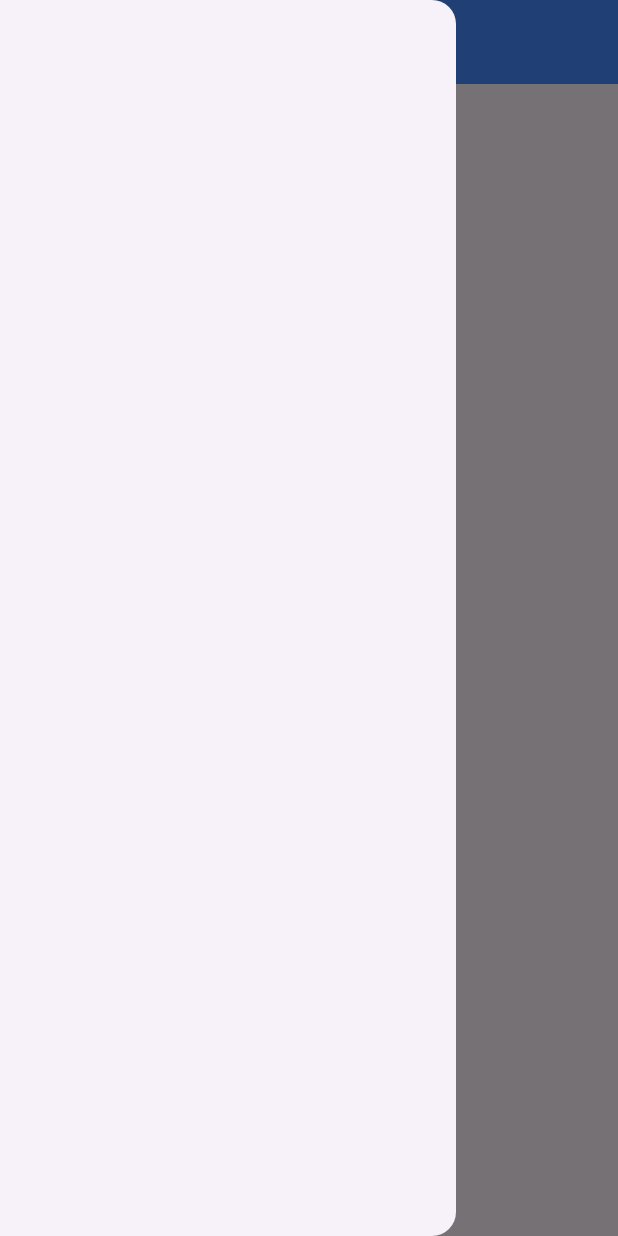
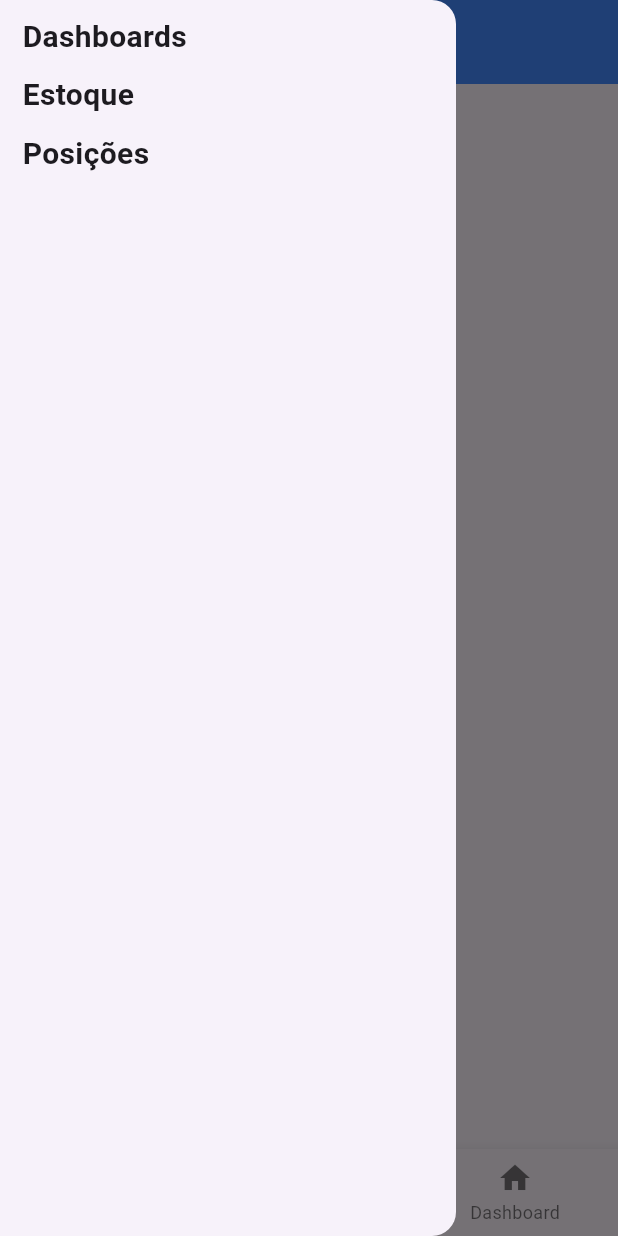
Before and after one commit to GiovanniDonati/estacioneAI_Flutter, a Flutter app: the HomePage screen opened directly, with the side drawer open, on a phone screen of 412 x 824 dp. Run offline on Flutter 3.47's test engine with Material 3 defaults, Android fonts, the phone set to English and light mode, and no system bars; network calls fail.

Commit message:
Learning about navigation on pages

```diff
--- a/lib/pages/home_page.dart
+++ b/lib/pages/home_page.dart
@@ -1,4 +1,6 @@
 import 'package:flutter/material.dart';
+import 'package:estacioneai/pages/dashboard_page.dart';
+import 'package:estacioneai/pages/position_page.dart';
 
 class HomePage extends StatefulWidget {
   const HomePage({super.key});
@@ -8,12 +10,76 @@ class HomePage extends StatefulWidget {
 }
 
 class _HomePageState extends State<HomePage> {
+  PageController pageController = PageController(initialPage: 0);
+  int pageNumber = 0;
+
   @override
   Widget build(BuildContext context) {
     return SafeArea(
       child: Scaffold(
         appBar: AppBar(title: const Text("Home Page"),backgroundColor: Colors.blueAccent),
-        drawer: Drawer(),
+        drawer: Drawer(
+          child: Padding(
+            padding: const EdgeInsets.symmetric(vertical: 10, horizontal: 10),
+            child: Column(
+              crossAxisAlignment: CrossAxisAlignment.start,
+              spacing: 10,
+              children: [
+                InkWell(child: Container(
+                  padding: EdgeInsets.symmetric(horizontal: 5),
+                  width: double.infinity,
+                  child: Text("Dashboards", style: TextStyle(fontSize: 20, fontWeight: FontWeight.bold))),
+                  onTap: () {
+                    Navigator.push(context, MaterialPageRoute(builder: (context) => const PositionPage(title: "Position Page")));
+                  }),
+                InkWell(child: Container(
+                  padding: EdgeInsets.symmetric(horizontal: 5),
+                  width: double.infinity,
+                  child: Text("Estoque", style: TextStyle(fontSize: 20, fontWeight: FontWeight.bold))),
+                  onTap: () {}),
+                InkWell(child: Container(
+                  padding: EdgeInsets.symmetric(horizontal: 5),
+                  width: double.infinity,
+                  child: Text("Posições", style: TextStyle(fontSize: 20, fontWeight: FontWeight.bold))),
+                  onTap: () {
+                    Navigator.pop(context);
+                    Navigator.push(context, MaterialPageRoute(builder: (context) => const PositionPage(title: "Position Page")));
+                  })
+              ],
+            ),
+          ),
+        ),
+        body: Column(
+          children: [
+            Expanded(
+              child: PageView(
+                controller: pageController,
+                onPageChanged: (value) {
+                  setState(() {
+                    pageNumber = value;
+                    });
+                  },
+                children: [
+                  Center(child: Text("Página Inicial")),
+                  PositionPage(title: "Position Page"),
+                  DashboardPage(),
+                ],
+              ),
+            ),
+            BottomNavigationBar(
+              onTap: (value) {
+                setState(() {
+                  pageNumber = value;
+                  pageController.jumpToPage(value);
+                });
+              },
+              currentIndex: pageNumber, items: [
+              BottomNavigationBarItem(icon: Icon(Icons.house), label: "Home"),
+              BottomNavigationBarItem(icon: Icon(Icons.local_parking), label: "Positions"),
+              BottomNavigationBarItem(icon: Icon(Icons.home), label: "Dashboard"),
+            ])
+          ],
+        ),
       ),
     );
   }
```
Also changed, not shown: lib/pages/dashboard_page.dart (added, +18 -0 lines), lib/pages/position_page.dart (added, +19 -0 lines).
